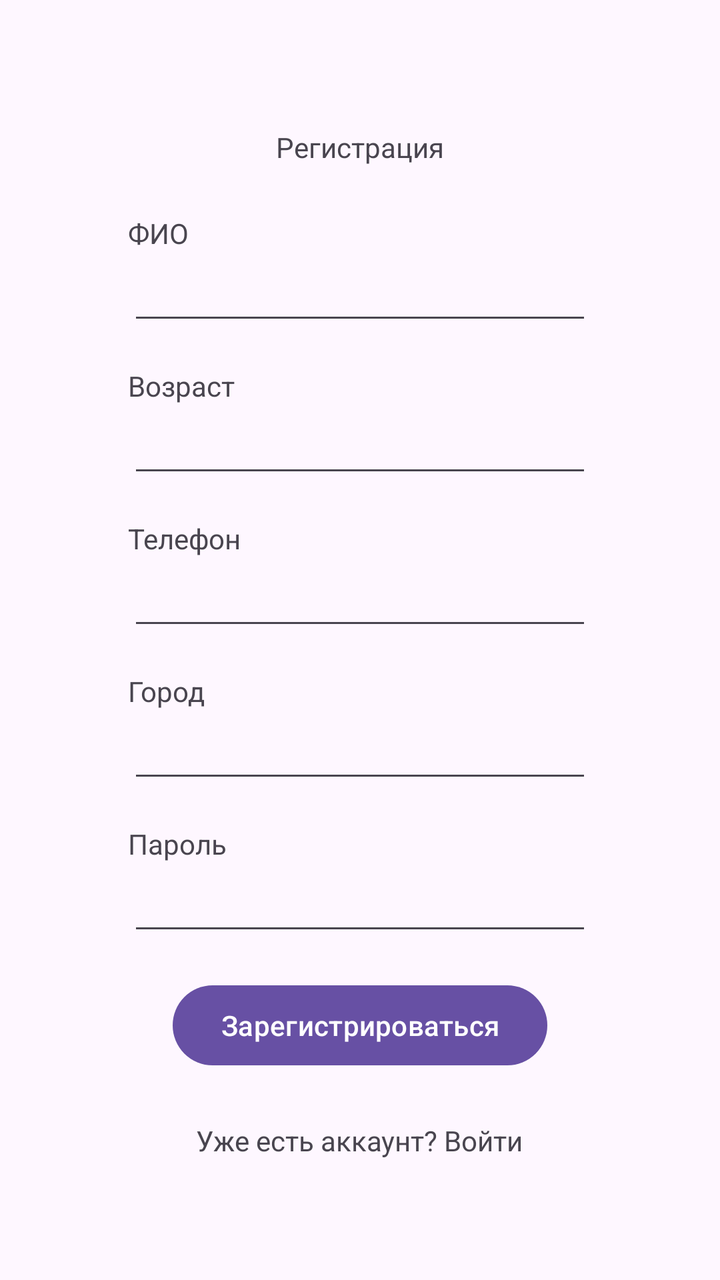
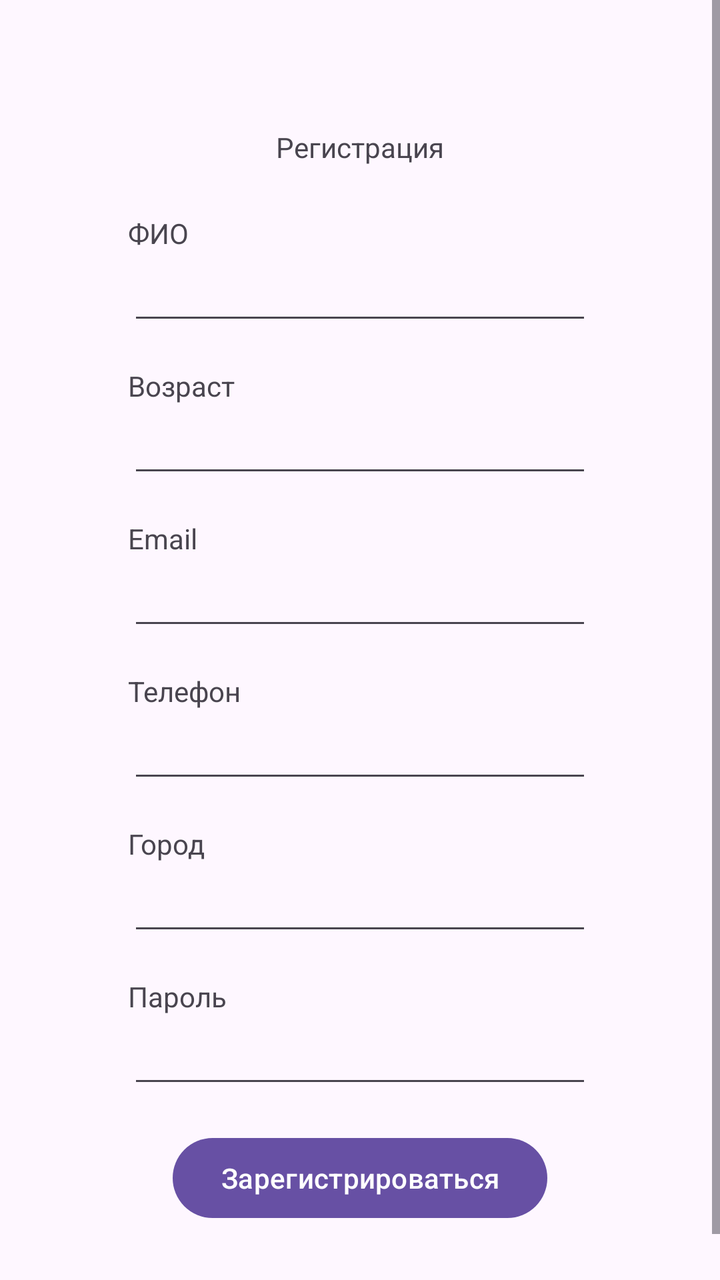

Compare the two renders of this Android layout. The source of the first and the diff that turns it into the second are given below.
<!-- AndroidManifest.xml: application theme Theme.Microvolunteering -->
<!-- res/layout/fragment_registration.xml -->
<?xml version="1.0" encoding="utf-8"?>
<FrameLayout xmlns:android="http://schemas.android.com/apk/res/android"
    xmlns:tools="http://schemas.android.com/tools"
    android:layout_width="match_parent"
    android:layout_height="match_parent"
    android:orientation="vertical"
    tools:context=".presentation.ui.RegistrationFragment">

    <ProgressBar
        android:id="@+id/progress_bar"
        android:layout_width="wrap_content"
        android:layout_height="wrap_content"
        android:layout_gravity="center"
        android:visibility="gone"/>

    <LinearLayout
        android:id="@+id/content"
        android:layout_width="match_parent"
        android:layout_height="match_parent"
        android:orientation="vertical">

        <TextView
            android:layout_width="wrap_content"
            android:layout_height="wrap_content"
            android:layout_gravity="center"
            android:layout_marginTop="64dp"
            android:text="Регистрация"/>

        <LinearLayout
            android:id="@+id/container_volunteer"
            android:layout_width="match_parent"
            android:layout_height="wrap_content"
            android:orientation="vertical"
            android:visibility="visible">

            <TextView
                android:layout_width="wrap_content"
                android:layout_height="wrap_content"
                android:layout_marginTop="24dp"
                android:layout_marginHorizontal="64dp"
                android:text="ФИО"/>

            <EditText
                android:id="@+id/full_name_edit"
                android:layout_width="match_parent"
                android:layout_height="wrap_content"
                android:inputType="textCapWords"
                android:layout_marginHorizontal="64dp"/>

            <TextView
                android:layout_width="wrap_content"
                android:layout_height="wrap_content"
                android:text="Возраст"
                android:layout_marginTop="16dp"
                android:layout_marginHorizontal="64dp"/>
            <EditText
                android:id="@+id/age_edit"
                android:layout_width="match_parent"
                android:layout_height="wrap_content"
                android:inputType="number"
                android:maxLength="3"
                android:layout_marginHorizontal="64dp"/>
        </LinearLayout>

        <LinearLayout
            android:id="@+id/container_organization"
            android:layout_width="match_parent"
            android:layout_height="wrap_content"
            android:orientation="vertical"
            android:visibility="gone">

            <TextView
                android:layout_width="wrap_content"
                android:layout_height="wrap_content"
                android:layout_marginTop="24dp"
                android:layout_marginHorizontal="64dp"
                android:text="Юридическое наименование (ООО/АО)"/>

            <EditText
                android:id="@+id/org_legal_name_edit"
                android:layout_width="match_parent"
                android:layout_height="wrap_content"
                android:layout_marginHorizontal="64dp"/>

            <TextView
                android:layout_width="wrap_content"
                android:layout_height="wrap_content"
                android:layout_marginTop="16dp"
                android:layout_marginHorizontal="64dp"
                android:text="ИНН"/>
            <EditText
                android:id="@+id/org_inn_edit"
                android:layout_width="match_parent"
                android:layout_height="wrap_content"
                android:inputType="number"
                android:layout_marginHorizontal="64dp"/>

            <TextView
                android:layout_width="wrap_content"
                android:layout_height="wrap_content"
                android:layout_marginTop="16dp"
                android:layout_marginHorizontal="64dp"
                android:text="Адрес регистрации"/>

            <EditText
                android:id="@+id/org_address_edit"
                android:layout_width="match_parent"
                android:layout_height="wrap_content"
                android:layout_marginHorizontal="64dp"/>

            <TextView
                android:layout_width="wrap_content"
                android:layout_height="wrap_content"
                android:layout_marginTop="16dp"
                android:layout_marginHorizontal="64dp"
                android:text="Название организации"/>
            <EditText
                android:id="@+id/org_name_edit"
                android:layout_width="match_parent"
                android:layout_height="wrap_content"
                android:layout_marginHorizontal="64dp"/>

            <TextView
                android:layout_width="wrap_content"
                android:layout_height="wrap_content"
                android:layout_marginTop="16dp"
                android:layout_marginHorizontal="64dp"
                android:text="Телефон менеджера"/>
            <EditText
                android:id="@+id/org_manager_phone_edit"
                android:layout_width="match_parent"
                android:layout_height="wrap_content"
                android:inputType="phone"
                android:layout_marginHorizontal="64dp"/>

            <TextView
                android:layout_width="wrap_content"
                android:layout_height="wrap_content"
                android:layout_marginTop="16dp"
                android:layout_marginHorizontal="64dp"
                android:text="Email"/>

            <EditText
                android:id="@+id/org_email_edit"
                android:layout_width="match_parent"
                android:layout_height="wrap_content"
                android:inputType="textEmailAddress"
                android:layout_marginHorizontal="64dp"/>

        </LinearLayout>

        <TextView
            android:layout_width="wrap_content"
            android:layout_height="wrap_content"
            android:text="Телефон"
            android:layout_marginTop="16dp"
            android:layout_marginHorizontal="64dp"/>
        <EditText
            android:id="@+id/phone_edit"
            android:layout_width="match_parent"
            android:layout_height="wrap_content"
            android:inputType="phone"
            android:layout_marginHorizontal="64dp"/>

        <TextView
            android:layout_width="wrap_content"
            android:layout_height="wrap_content"
            android:text="Город"
            android:layout_marginTop="16dp"
            android:layout_marginHorizontal="64dp"/>
        <EditText
            android:id="@+id/city_edit"
            android:layout_width="match_parent"
            android:layout_height="wrap_content"
            android:layout_marginHorizontal="64dp"/>

        <TextView
            android:layout_width="wrap_content"
            android:layout_height="wrap_content"
            android:text="Пароль"
            android:layout_marginTop="16dp"
            android:layout_marginHorizontal="64dp"/>

        <EditText
            android:id="@+id/password_edit"
            android:layout_width="match_parent"
            android:layout_height="wrap_content"
            android:inputType="textPassword"
            android:layout_marginHorizontal="64dp"/>

        <TextView
            android:id="@+id/error_text"
            android:layout_width="match_parent"
            android:layout_height="wrap_content"
            android:layout_marginTop="16dp"
            android:layout_marginHorizontal="64dp"
            android:padding="12dp"
            android:background="#1AFF0000"
            android:textColor="#D50000"
            android:textSize="14sp"
            android:visibility="gone"
            tools:visibility="visible"/>

        <Button
            android:id="@+id/register_button"
            android:layout_width="wrap_content"
            android:layout_height="wrap_content"
            android:text="Зарегистрироваться"
            android:layout_gravity="center"
            android:layout_marginTop="16dp"/>

        <TextView
            android:id="@+id/authorisation_button"
            android:layout_width="wrap_content"
            android:layout_height="wrap_content"
            android:text="Уже есть аккаунт? Войти"
            android:layout_gravity="center"
            android:layout_marginTop="16dp"
            android:padding="8dp"/>

    </LinearLayout>

</FrameLayout>
<!-- resources referenced by this layout -->
<resources>
  <style name="Theme.Microvolunteering" parent="Base.Theme.Microvolunteering" />
  <style name="Base.Theme.Microvolunteering" parent="Theme.Material3.DayNight.NoActionBar">
          
          
      </style>
</resources>

<!-- the commit's change to res/layout/fragment_registration.xml (unified diff, before → after) -->
@@ -13,211 +13,237 @@
         android:layout_gravity="center"
         android:visibility="gone"/>
 
-    <LinearLayout
-        android:id="@+id/content"
+    <ScrollView
         android:layout_width="match_parent"
         android:layout_height="match_parent"
-        android:orientation="vertical">
-
-        <TextView
-            android:layout_width="wrap_content"
-            android:layout_height="wrap_content"
-            android:layout_gravity="center"
-            android:layout_marginTop="64dp"
-            android:text="Регистрация"/>
+        android:fillViewport="true">
 
         <LinearLayout
-            android:id="@+id/container_volunteer"
+            android:id="@+id/content"
             android:layout_width="match_parent"
-            android:layout_height="wrap_content"
-            android:orientation="vertical"
-            android:visibility="visible">
-
-            <TextView
-                android:layout_width="wrap_content"
-                android:layout_height="wrap_content"
-                android:layout_marginTop="24dp"
+            android:layout_height="match_parent"
+            android:orientation="vertical">
+
+            <TextView
+                android:layout_width="wrap_content"
+                android:layout_height="wrap_content"
+                android:layout_gravity="center"
+                android:layout_marginTop="64dp"
+                android:text="@string/registration"/>
+
+            <LinearLayout
+                android:id="@+id/container_volunteer"
+                android:layout_width="match_parent"
+                android:layout_height="wrap_content"
+                android:orientation="vertical"
+                android:visibility="visible">
+
+                <TextView
+                    android:layout_width="wrap_content"
+                    android:layout_height="wrap_content"
+                    android:layout_marginTop="24dp"
+                    android:layout_marginHorizontal="64dp"
+                    android:text="@string/FCs"/>
+
+                <EditText
+                    android:id="@+id/full_name_edit"
+                    android:layout_width="match_parent"
+                    android:layout_height="wrap_content"
+                    android:inputType="textCapWords"
+                    android:layout_marginHorizontal="64dp"/>
+
+                <TextView
+                    android:layout_width="wrap_content"
+                    android:layout_height="wrap_content"
+                    android:text="@string/age"
+                    android:layout_marginTop="16dp"
+                    android:layout_marginHorizontal="64dp"/>
+
+                <EditText
+                    android:id="@+id/age_edit"
+                    android:layout_width="match_parent"
+                    android:layout_height="wrap_content"
+                    android:inputType="number"
+                    android:maxLength="3"
+                    android:layout_marginHorizontal="64dp"/>
+
+                <TextView
+                    android:layout_width="wrap_content"
+                    android:layout_height="wrap_content"
+                    android:text="@string/email"
+                    android:layout_marginTop="16dp"
+                    android:layout_marginHorizontal="64dp"/>
+
+                <EditText
+                    android:id="@+id/mail_edit"
+                    android:layout_width="match_parent"
+                    android:layout_height="wrap_content"
+                    android:layout_marginHorizontal="64dp"/>
+
+            </LinearLayout>
+
+            <LinearLayout
+                android:id="@+id/container_organization"
+                android:layout_width="match_parent"
+                android:layout_height="wrap_content"
+                android:orientation="vertical"
+                android:visibility="gone">
+
+                <TextView
+                    android:layout_width="wrap_content"
+                    android:layout_height="wrap_content"
+                    android:layout_marginTop="24dp"
+                    android:layout_marginHorizontal="64dp"
+                    android:text="@string/legal_name"/>
+
+                <EditText
+                    android:id="@+id/org_legal_name_edit"
+                    android:layout_width="match_parent"
+                    android:layout_height="wrap_content"
+                    android:layout_marginHorizontal="64dp"/>
+
+                <TextView
+                    android:layout_width="wrap_content"
+                    android:layout_height="wrap_content"
+                    android:layout_marginTop="16dp"
+                    android:layout_marginHorizontal="64dp"
+                    android:text="@string/inn"/>
+
+                <EditText
+                    android:id="@+id/org_inn_edit"
+                    android:layout_width="match_parent"
+                    android:layout_height="wrap_content"
+                    android:inputType="number"
+                    android:layout_marginHorizontal="64dp"/>
+
+                <TextView
+                    android:layout_width="wrap_content"
+                    android:layout_height="wrap_content"
+                    android:layout_marginTop="16dp"
+                    android:layout_marginHorizontal="64dp"
+                    android:text="@string/registration_address"/>
+
+                <EditText
+                    android:id="@+id/org_address_edit"
+                    android:layout_width="match_parent"
+                    android:layout_height="wrap_content"
+                    android:layout_marginHorizontal="64dp"/>
+
+                <TextView
+                    android:layout_width="wrap_content"
+                    android:layout_height="wrap_content"
+                    android:layout_marginTop="16dp"
+                    android:layout_marginHorizontal="64dp"
+                    android:text="@string/name_organization"/>
+                <EditText
+                    android:id="@+id/org_name_edit"
+                    android:layout_width="match_parent"
+                    android:layout_height="wrap_content"
+                    android:layout_marginHorizontal="64dp"/>
+
+                <TextView
+                    android:layout_width="wrap_content"
+                    android:layout_height="wrap_content"
+                    android:layout_marginTop="16dp"
+                    android:layout_marginHorizontal="64dp"
+                    android:text="@string/manager_phone"/>
+
+                <EditText
+                    android:id="@+id/org_manager_phone_edit"
+                    android:layout_width="match_parent"
+                    android:layout_height="wrap_content"
+                    android:inputType="phone"
+                    android:layout_marginHorizontal="64dp"/>
+
+                <TextView
+                    android:layout_width="wrap_content"
+                    android:layout_height="wrap_content"
+                    android:layout_marginTop="16dp"
+                    android:layout_marginHorizontal="64dp"
+                    android:text="@string/email"/>
+
+                <EditText
+                    android:id="@+id/org_email_edit"
+                    android:layout_width="match_parent"
+                    android:layout_height="wrap_content"
+                    android:inputType="textEmailAddress"
+                    android:layout_marginHorizontal="64dp"/>
+
+            </LinearLayout>
+
+            <TextView
+                android:layout_width="wrap_content"
+                android:layout_height="wrap_content"
+                android:text="@string/number"
+                android:layout_marginTop="16dp"
+                android:layout_marginHorizontal="64dp"/>
+
+            <EditText
+                android:id="@+id/phone_edit"
+                android:layout_width="match_parent"
+                android:layout_height="wrap_content"
+                android:inputType="phone"
+                android:layout_marginHorizontal="64dp"/>
+
+            <TextView
+                android:layout_width="wrap_content"
+                android:layout_height="wrap_content"
+                android:text="@string/city"
+                android:layout_marginTop="16dp"
+                android:layout_marginHorizontal="64dp"/>
+
+            <EditText
+                android:id="@+id/city_edit"
+                android:layout_width="match_parent"
+                android:layout_height="wrap_content"
+                android:layout_marginHorizontal="64dp"/>
+
+            <TextView
+                android:layout_width="wrap_content"
+                android:layout_height="wrap_content"
+                android:text="@string/password"
+                android:layout_marginTop="16dp"
+                android:layout_marginHorizontal="64dp"/>
+
+            <EditText
+                android:id="@+id/password_edit"
+                android:layout_width="match_parent"
+                android:layout_height="wrap_content"
+                android:inputType="textPassword"
+                android:layout_marginHorizontal="64dp"/>
+
+            <TextView
+                android:id="@+id/error_text"
+                android:layout_width="match_parent"
+                android:layout_height="wrap_content"
+                android:layout_marginTop="16dp"
                 android:layout_marginHorizontal="64dp"
-                android:text="ФИО"/>
-
-            <EditText
-                android:id="@+id/full_name_edit"
-                android:layout_width="match_parent"
-                android:layout_height="wrap_content"
-                android:inputType="textCapWords"
-                android:layout_marginHorizontal="64dp"/>
-
-            <TextView
-                android:layout_width="wrap_content"
-                android:layout_height="wrap_content"
-                android:text="Возраст"
-                android:layout_marginTop="16dp"
-                android:layout_marginHorizontal="64dp"/>
-            <EditText
-                android:id="@+id/age_edit"
-                android:layout_width="match_parent"
-                android:layout_height="wrap_content"
-                android:inputType="number"
-                android:maxLength="3"
-                android:layout_marginHorizontal="64dp"/>
+                android:padding="12dp"
+                android:background="#1AFF0000"
+                android:textColor="#D50000"
+                android:textSize="14sp"
+                android:visibility="gone"
+                tools:visibility="visible"/>
+
+            <Button
+                android:id="@+id/register_button"
+                android:layout_width="wrap_content"
+                android:layout_height="wrap_content"
+                android:text="@string/register"
+                android:layout_gravity="center"
+                android:layout_marginTop="16dp"/>
+
+            <TextView
+                android:id="@+id/authorization_button"
+                android:layout_width="wrap_content"
+                android:layout_height="wrap_content"
+                android:text="@string/have_account"
+                android:layout_gravity="center"
+                android:layout_marginTop="16dp"
+                android:padding="8dp"/>
+
         </LinearLayout>
 
-        <LinearLayout
-            android:id="@+id/container_organization"
-            android:layout_width="match_parent"
-            android:layout_height="wrap_content"
-            android:orientation="vertical"
-            android:visibility="gone">
-
-            <TextView
-                android:layout_width="wrap_content"
-                android:layout_height="wrap_content"
-                android:layout_marginTop="24dp"
-                android:layout_marginHorizontal="64dp"
-                android:text="Юридическое наименование (ООО/АО)"/>
-
-            <EditText
-                android:id="@+id/org_legal_name_edit"
-                android:layout_width="match_parent"
-                android:layout_height="wrap_content"
-                android:layout_marginHorizontal="64dp"/>
-
-            <TextView
-                android:layout_width="wrap_content"
-                android:layout_height="wrap_content"
-                android:layout_marginTop="16dp"
-                android:layout_marginHorizontal="64dp"
-                android:text="ИНН"/>
-            <EditText
-                android:id="@+id/org_inn_edit"
-                android:layout_width="match_parent"
-                android:layout_height="wrap_content"
-                android:inputType="number"
-                android:layout_marginHorizontal="64dp"/>
-
-            <TextView
-                android:layout_width="wrap_content"
-                android:layout_height="wrap_content"
-                android:layout_marginTop="16dp"
-                android:layout_marginHorizontal="64dp"
-                android:text="Адрес регистрации"/>
-
-            <EditText
-                android:id="@+id/org_address_edit"
-                android:layout_width="match_parent"
-                android:layout_height="wrap_content"
-                android:layout_marginHorizontal="64dp"/>
-
-            <TextView
-                android:layout_width="wrap_content"
-                android:layout_height="wrap_content"
-                android:layout_marginTop="16dp"
-                android:layout_marginHorizontal="64dp"
-                android:text="Название организации"/>
-            <EditText
-                android:id="@+id/org_name_edit"
-                android:layout_width="match_parent"
-                android:layout_height="wrap_content"
-                android:layout_marginHorizontal="64dp"/>
-
-            <TextView
-                android:layout_width="wrap_content"
-                android:layout_height="wrap_content"
-                android:layout_marginTop="16dp"
-                android:layout_marginHorizontal="64dp"
-                android:text="Телефон менеджера"/>
-            <EditText
-                android:id="@+id/org_manager_phone_edit"
-                android:layout_width="match_parent"
-                android:layout_height="wrap_content"
-                android:inputType="phone"
-                android:layout_marginHorizontal="64dp"/>
-
-            <TextView
-                android:layout_width="wrap_content"
-                android:layout_height="wrap_content"
-                android:layout_marginTop="16dp"
-                android:layout_marginHorizontal="64dp"
-                android:text="Email"/>
-
-            <EditText
-                android:id="@+id/org_email_edit"
-                android:layout_width="match_parent"
-                android:layout_height="wrap_content"
-                android:inputType="textEmailAddress"
-                android:layout_marginHorizontal="64dp"/>
-
-        </LinearLayout>
-
-        <TextView
-            android:layout_width="wrap_content"
-            android:layout_height="wrap_content"
-            android:text="Телефон"
-            android:layout_marginTop="16dp"
-            android:layout_marginHorizontal="64dp"/>
-        <EditText
-            android:id="@+id/phone_edit"
-            android:layout_width="match_parent"
-            android:layout_height="wrap_content"
-            android:inputType="phone"
-            android:layout_marginHorizontal="64dp"/>
-
-        <TextView
-            android:layout_width="wrap_content"
-            android:layout_height="wrap_content"
-            android:text="Город"
-            android:layout_marginTop="16dp"
-            android:layout_marginHorizontal="64dp"/>
-        <EditText
-            android:id="@+id/city_edit"
-            android:layout_width="match_parent"
-            android:layout_height="wrap_content"
-            android:layout_marginHorizontal="64dp"/>
-
-        <TextView
-            android:layout_width="wrap_content"
-            android:layout_height="wrap_content"
-            android:text="Пароль"
-            android:layout_marginTop="16dp"
-            android:layout_marginHorizontal="64dp"/>
-
-        <EditText
-            android:id="@+id/password_edit"
-            android:layout_width="match_parent"
-            android:layout_height="wrap_content"
-            android:inputType="textPassword"
-            android:layout_marginHorizontal="64dp"/>
-
-        <TextView
-            android:id="@+id/error_text"
-            android:layout_width="match_parent"
-            android:layout_height="wrap_content"
-            android:layout_marginTop="16dp"
-            android:layout_marginHorizontal="64dp"
-            android:padding="12dp"
-            android:background="#1AFF0000"
-            android:textColor="#D50000"
-            android:textSize="14sp"
-            android:visibility="gone"
-            tools:visibility="visible"/>
-
-        <Button
-            android:id="@+id/register_button"
-            android:layout_width="wrap_content"
-            android:layout_height="wrap_content"
-            android:text="Зарегистрироваться"
-            android:layout_gravity="center"
-            android:layout_marginTop="16dp"/>
-
-        <TextView
-            android:id="@+id/authorisation_button"
-            android:layout_width="wrap_content"
-            android:layout_height="wrap_content"
-            android:text="Уже есть аккаунт? Войти"
-            android:layout_gravity="center"
-            android:layout_marginTop="16dp"
-            android:padding="8dp"/>
-
-    </LinearLayout>
+    </ScrollView>
 
 </FrameLayout>
<!-- resource entries referenced after the edit -->
@@ -1,5 +1,19 @@
 <!-- resources referenced by this layout -->
 <resources>
+  <string name="FCs">ФИО</string>
+  <string name="age">Возраст</string>
+  <string name="city">Город</string>
+  <string name="email">Email</string>
+  <string name="have_account">Уже есть аккаунт? Войти</string>
+  <string name="inn">ИНН</string>
+  <string name="legal_name">Юридическое наименование (ООО/АО)</string>
+  <string name="manager_phone">Телефон менеджера</string>
+  <string name="name_organization">Название организации</string>
+  <string name="number">Телефон</string>
+  <string name="password">Пароль</string>
+  <string name="register">Зарегистрироваться</string>
+  <string name="registration">Регистрация</string>
+  <string name="registration_address">Адрес регистрации</string>
   <style name="Theme.Microvolunteering" parent="Base.Theme.Microvolunteering" />
   <style name="Base.Theme.Microvolunteering" parent="Theme.Material3.DayNight.NoActionBar">
           
